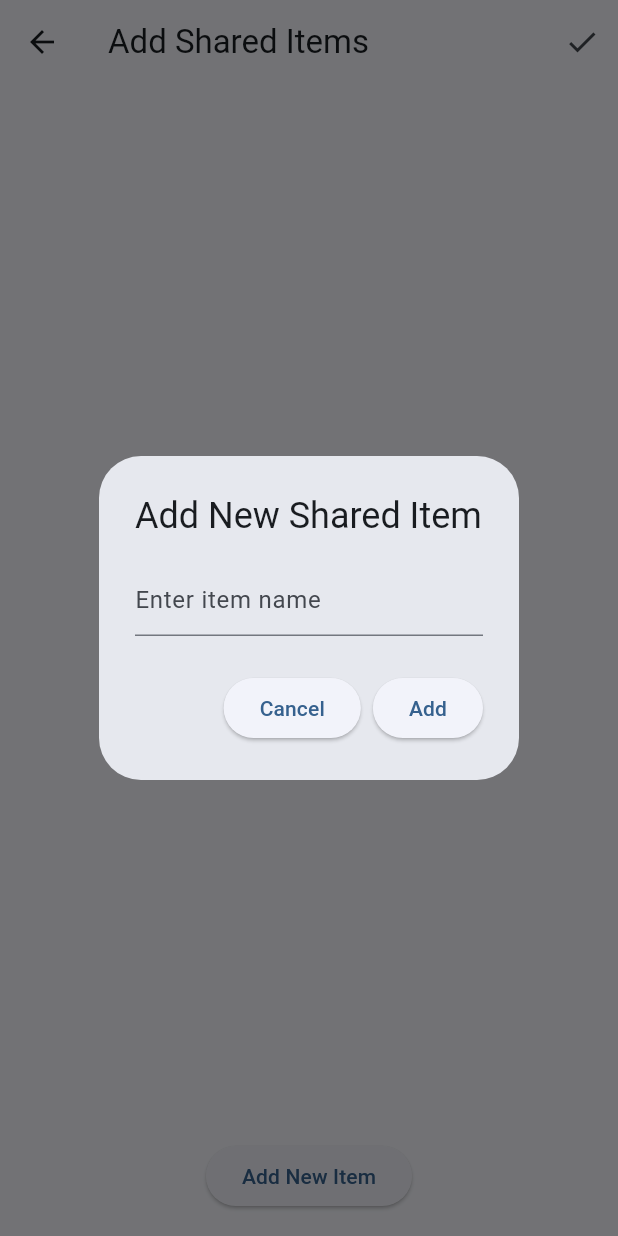
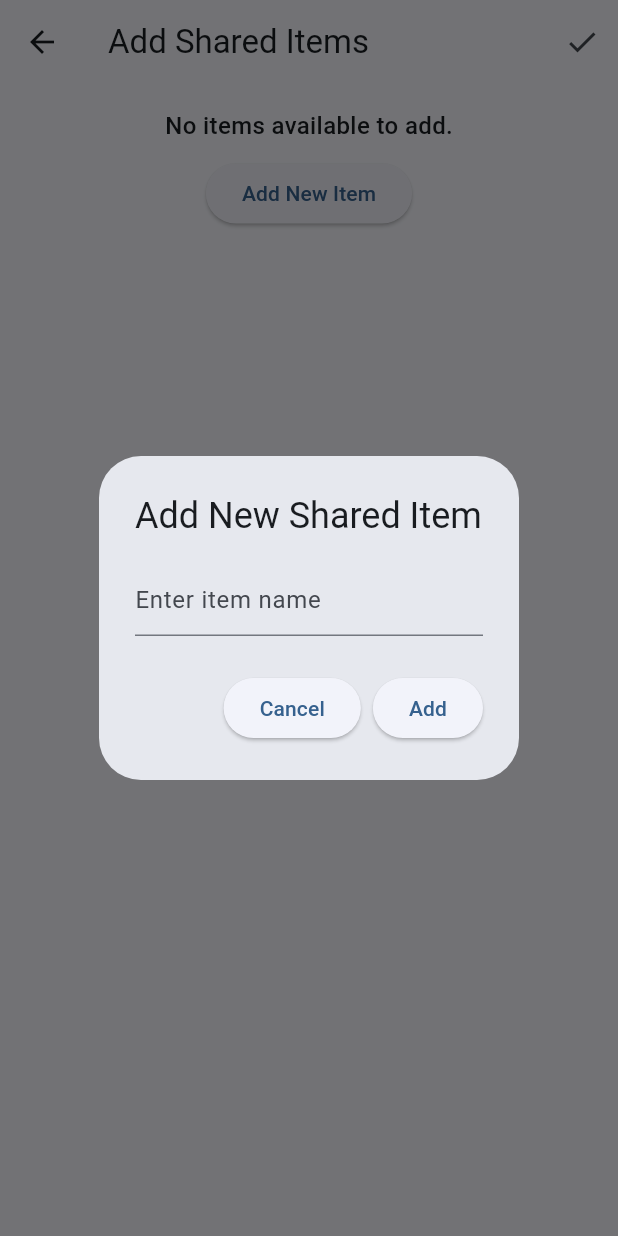
Before and after one commit to kevin33579/pack_mate, a Flutter app: the AddItemsShared screen opened directly with empty values, after a tap on "Add New Item", on a phone screen of 412 x 824 dp. Run offline on Flutter 3.47's test engine with Material 3 defaults, Android fonts, the phone set to English and light mode, and no system bars; our stand-ins replace cloud_firestore, firebase_auth, firebase_core; accounts and stored records are empty.

Commit message:
Your descriptive commit message

```diff
--- a/lib/viewmodel/addItemsSharedViewModel.dart
+++ b/lib/viewmodel/addItemsSharedViewModel.dart
@@ -18,14 +18,23 @@ class AddItemsSharedViewModel {
     this.partyId = partyId;
     this.userId = userId;
 
-    //Calculate usage count across all parties
-    _calculateUsageCount((usageCount) {
-      _firestore.collection('sharedItems').snapshots().listen((snapshot) {
+    _calculateUsageCount().then((usageCount) async {
+      final sharedItemsSnapshot = await _firestore
+          .collection('parties')
+          .doc(partyId)
+          .collection('sharedItems')
+          .get();
+
+      final personalItemIds =
+          sharedItemsSnapshot.docs.map((doc) => doc.id).toSet();
+
+      _firestore.collection('items').snapshots().listen((snapshot) {
         final List<Item> itemsList = [];
 
-        //Fetch all items
+        // Filter items that are not in personalItems
         for (var doc in snapshot.docs) {
           final id = doc.id;
+          if (!personalItemIds.contains(id)) {
             final data = doc.data() as Map<String, dynamic>;
             itemsList.add(Item(
               id: id,
@@ -34,8 +43,9 @@ class AddItemsSharedViewModel {
               isChecked: false,
             ));
           }
+        }
 
-        //Sort items by usage count
+        // Sort the filtered items
         final sortedItems = quickSort(itemsList, usageCount);
 
         // Convert sorted list back to map
@@ -43,35 +53,54 @@ class AddItemsSharedViewModel {
         _itemsController.add(sortedItemsMap);
         onUpdate(sortedItemsMap);
       });
+    }).catchError((error) {
+      print("Error calculating usage count: $error");
     });
   }
 
-  FutureOr<void> _calculateUsageCount(
-      void Function(Map<String, int>) onCompletion) async {
+  Future<Map<String, int>> _calculateUsageCount() async {
     final Map<String, int> usageCount = {};
 
     try {
+      //Get the current party's isCooking and isCamping values
+      final currentPartyDoc =
+          await _firestore.collection('parties').doc(partyId).get();
+      if (!currentPartyDoc.exists) {
+        throw Exception("Current party not found");
+      }
+
+      final currentData = currentPartyDoc.data()!;
+      final isCooking = currentData['isCooking'] as bool? ?? false;
+      final isCamping = currentData['isCamping'] as bool? ?? false;
+
+      //Find parties with the same isCooking and isCamping values
       final partiesSnapshot = await _firestore.collection('parties').get();
-      for (var partyDoc in partiesSnapshot.docs) {
+      final matchingParties = partiesSnapshot.docs.where((partyDoc) {
+        final data = partyDoc.data();
+        return data['isCooking'] == isCooking && data['isCamping'] == isCamping;
+      });
+
+      //Calculate usageCount for matching parties
+      for (var partyDoc in matchingParties) {
         final sharedItemsSnapshot = await _firestore
             .collection('parties')
             .doc(partyDoc.id)
             .collection('sharedItems')
             .get();
+
         for (var itemDoc in sharedItemsSnapshot.docs) {
           final itemId = itemDoc.id;
           usageCount[itemId] = (usageCount[itemId] ?? 0) + 1;
         }
       }
-
-      print("Calculated Usage Count: $usageCount");
-      onCompletion(usageCount);
-    } catch (error) {
-      print("Error calculating usage count: $error");
-      onCompletion({});
-    }
+    } catch (e) {
+      print("Error in _calculateUsageCount: $e");
     }
 
+    return usageCount;
+  }
+
+  /// Quick Sort algorithm for sorting items by usage count (descending order)
   List<Item> quickSort(List<Item> items, Map<String, int> usageCount) {
     if (items.length <= 1) return items;
 
@@ -124,7 +153,6 @@ class AddItemsSharedViewModel {
           'name': newItemName,
           'total': 1,
           'isChecked': false,
-          'usageCount': 0,
         }).then((_) {
           ScaffoldMessenger.of(context).showSnackBar(
             SnackBar(content: Text("Item '$newItemName' added successfully!")),
--- a/lib/views/addItemsSharedView.dart
+++ b/lib/views/addItemsSharedView.dart
@@ -53,6 +53,27 @@ class _AddItemsSharedState extends State<AddItemsShared> {
           }
 
           final items = snapshot.data!;
+          if (items.isEmpty) {
+            return Padding(
+              padding: const EdgeInsets.all(16.0),
+              child: Column(children: [
+                const Center(
+                  child: Text(
+                    "No items available to add.",
+                    style: TextStyle(fontSize: 16, fontWeight: FontWeight.w500),
+                  ),
+                ),
+                const SizedBox(height: 10),
+                ElevatedButton(
+                  onPressed: () {
+                    _viewModel.addNewItem(context);
+                  },
+                  child: const Text("Add New Item"),
+                ),
+              ]),
+            );
+          }
+
           return Padding(
             padding: const EdgeInsets.all(16.0),
             child: Column(
--- a/pubspec.yaml
+++ b/pubspec.yaml
@@ -18,7 +18,7 @@ publish_to: 'none' # Remove this line if you wish to publish to pub.dev
 version: 1.0.0+1
 
 environment:
-  sdk: ">=2.18.1 <4.0.0"
+  sdk: ">=2.12.0 <4.0.0"
 # Dependencies specify other packages that your package needs in order to work.
 # To automatically upgrade your package dependencies to the latest versions
 # consider running `flutter pub upgrade --major-versions`. Alternatively,
@@ -31,7 +31,7 @@ dependencies:
   firebase_core: ^3.6.0
   firebase_auth: ^5.3.1
   cloud_firestore: ^5.4.4
-  intl: ^0.19.0
+  intl: ^0.20.1
 
 
   # The following adds the Cupertino Icons font to your application.
```
Also changed, not shown: lib/viewmodel/addItemsViewModel.dart (+50 -29 lines), lib/views/addItemsView.dart (+21 -0 lines), pubspec.lock. Lines whose indentation alone changed are shown as unchanged.
